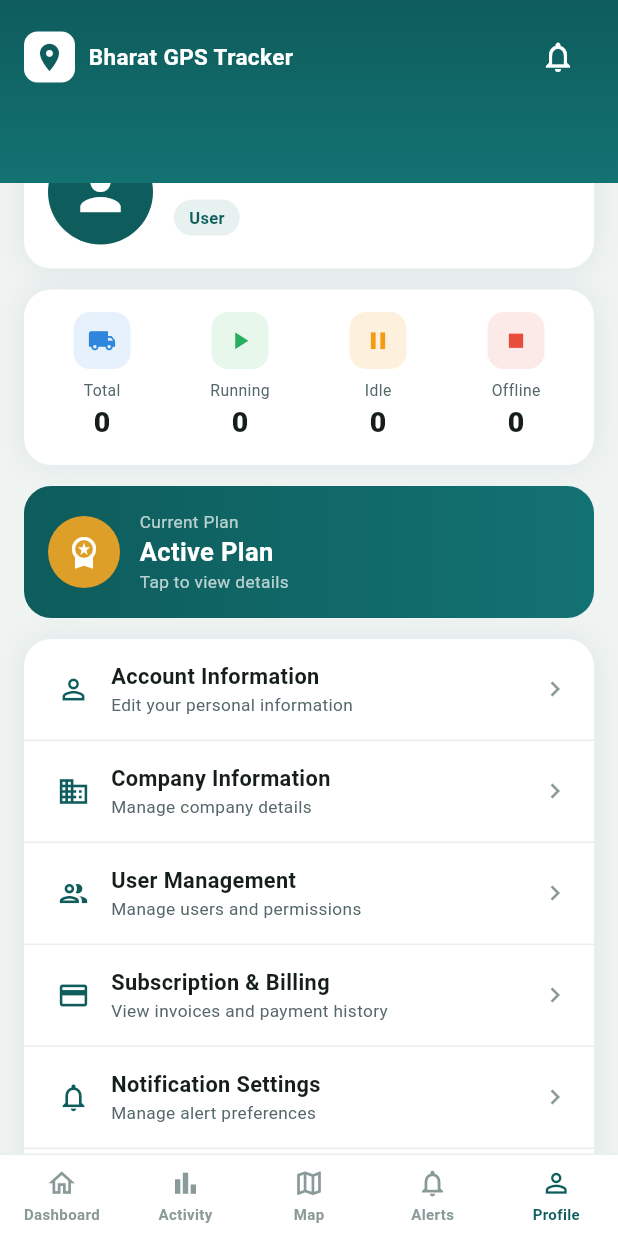
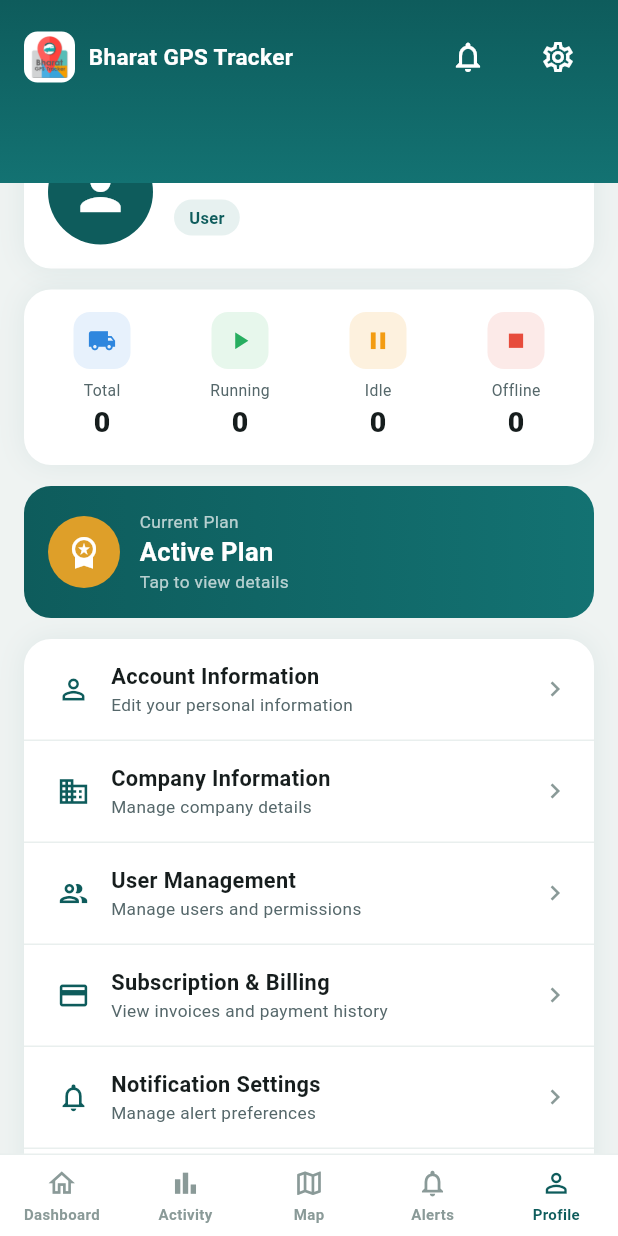
Before and after one commit to srisomesh-ai/bharatgps-flutter, a Flutter app: the ProfileScreen screen opened by its route, on a phone screen of 412 x 824 dp. Run offline on Flutter 3.47's test engine with Material 3 defaults, Android fonts, the phone set to English and light mode, and no system bars; our stand-ins replace flutter_map, latlong2, shared_preferences; accounts and stored records are empty.

Commit message:
Profile: add settings gear icon + logo-icon in header to match web

```diff
--- a/lib/screens/profile_screen.dart
+++ b/lib/screens/profile_screen.dart
@@ -83,11 +83,13 @@
             decoration: const BoxDecoration(gradient: LinearGradient(begin: Alignment.topCenter, end: Alignment.bottomCenter, colors: [AppColors.teal, AppColors.teal2])),
             padding: const EdgeInsets.fromLTRB(16, 14, 16, 60),
             child: Row(children: [
-              Container(width: 34, height: 34, decoration: BoxDecoration(color: Colors.white, borderRadius: BorderRadius.circular(9)), child: const Icon(Icons.location_on, color: AppColors.teal, size: 22)),
+              Container(width: 34, height: 34, decoration: BoxDecoration(color: Colors.white, borderRadius: BorderRadius.circular(9)), padding: const EdgeInsets.all(3), child: Image.asset('assets/logo-icon.png', errorBuilder: (_, __, ___) => const Icon(Icons.location_on, color: AppColors.teal, size: 20))),
               const SizedBox(width: 9),
               const Text('Bharat GPS Tracker', style: TextStyle(color: Colors.white, fontSize: 15, fontWeight: FontWeight.w700)),
               const Spacer(),
-              IconButton(onPressed: () => Navigator.pushReplacementNamed(context, '/alerts'), icon: const Icon(Icons.notifications_none, color: Colors.white)),
+              IconButton(onPressed: () => Navigator.pushReplacementNamed(context, '/alerts'), icon: const Icon(Icons.notifications_none, color: Colors.white), padding: EdgeInsets.zero, constraints: const BoxConstraints()),
+              const SizedBox(width: 12),
+              IconButton(onPressed: () => _soon('Settings'), icon: const Icon(Icons.settings_outlined, color: Colors.white), padding: EdgeInsets.zero, constraints: const BoxConstraints()),
             ]),
           ),
           Expanded(
```
